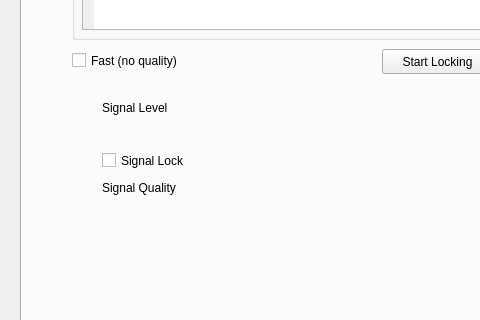
Qt form src/dvbtest/testdialog.ui (SergeyStaroletov/TestingDVBT2) before a commit; both pictures show x 0 to 480 and y 247 to 567 of the 787 by 665 pixel window.
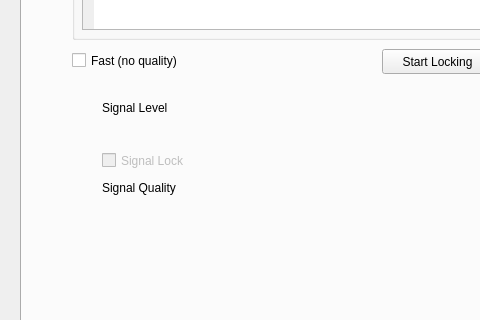
The same form after that commit. The open tabs and pages were chosen to show the change. Custom widgets are drawn as their Qt base class.

Commit message: adjust tab: values + fix spectrub tab: step+min val

```diff
--- a/src/dvbtest/testdialog.ui
+++ b/src/dvbtest/testdialog.ui
@@ -208,7 +208,7 @@
     </widget>
     <widget class="QCheckBox" name="checkBoxLocked">
      <property name="enabled">
-      <bool>true</bool>
+      <bool>false</bool>
      </property>
      <property name="geometry">
       <rect>
@@ -222,7 +222,7 @@
       <string>Signal Lock</string>
      </property>
      <property name="checkable">
-      <bool>false</bool>
+      <bool>true</bool>
      </property>
     </widget>
     <widget class="QLabel" name="label">
```
Left out of the diff: 38 changed lines with no effect on the pictures. The commit also changes 1 other file.
